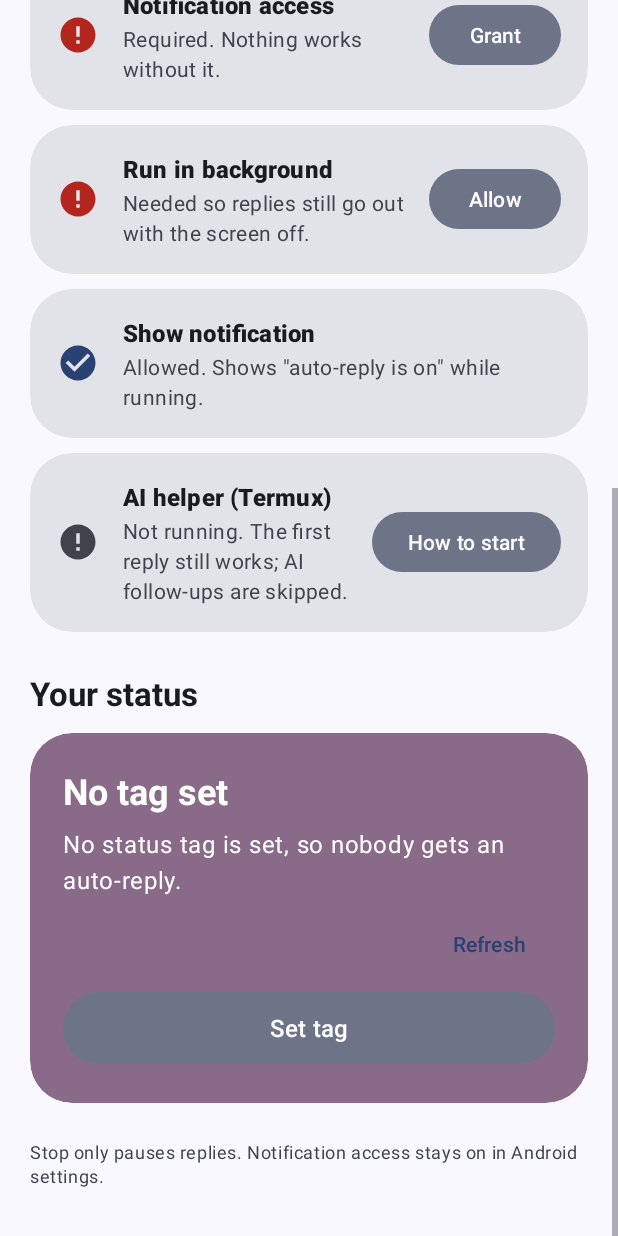
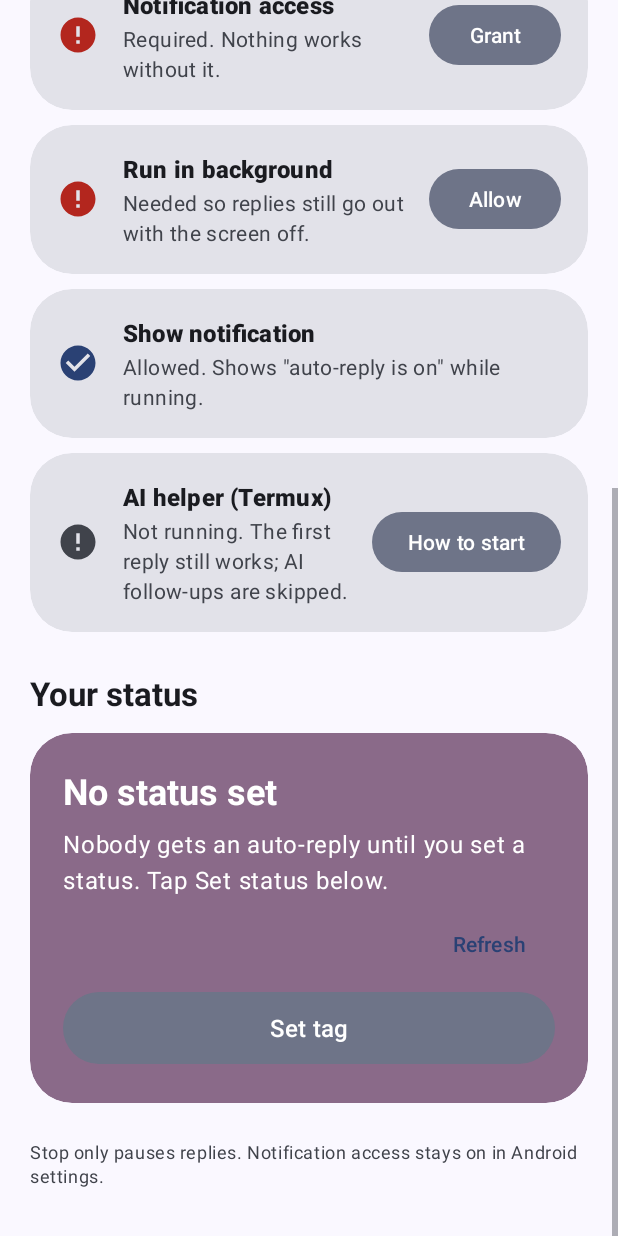
Before and after one commit to heyitsaadin/termux-whatsapp-ai-autoreply, an Android app: the screen it shows after launch (MainActivity), scrolled down 537 dp, on a phone screen of 412 x 824 dp. Run offline under Robolectric (Android 15) with nearby library versions, the phone set to English and light mode, and no system bars; our stand-ins replace Material 3 Expressive styles (plain Material 3 is drawn).

Commit message:
Wording: no status set yet

```diff
--- a/android-keyboard/app/src/main/java/com/aadin/sendkb/MainActivity.java
+++ b/android-keyboard/app/src/main/java/com/aadin/sendkb/MainActivity.java
@@ -317,8 +317,8 @@ public class MainActivity extends AppCompatActivity {
             try {
                 Status.Info info = Status.current(app);
                 if (info == null) {
-                    value = "No tag set";
-                    reply = "No status tag is set, so nobody gets an auto-reply.";
+                    value = "No status set";
+                    reply = "Nobody gets an auto-reply until you set a status. Tap Set status below.";
                 } else {
                     value = Character.toUpperCase(info.what.charAt(0)) + info.what.substring(1);
                     reply = "Everyone gets:\n" + info.reply;
```
